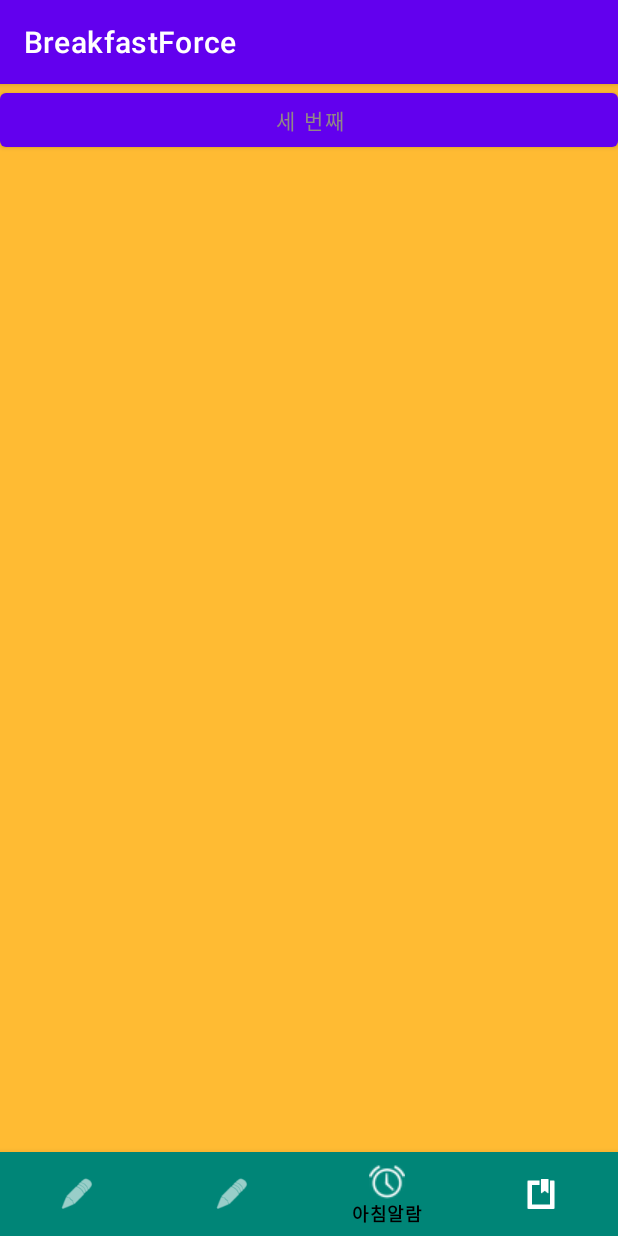
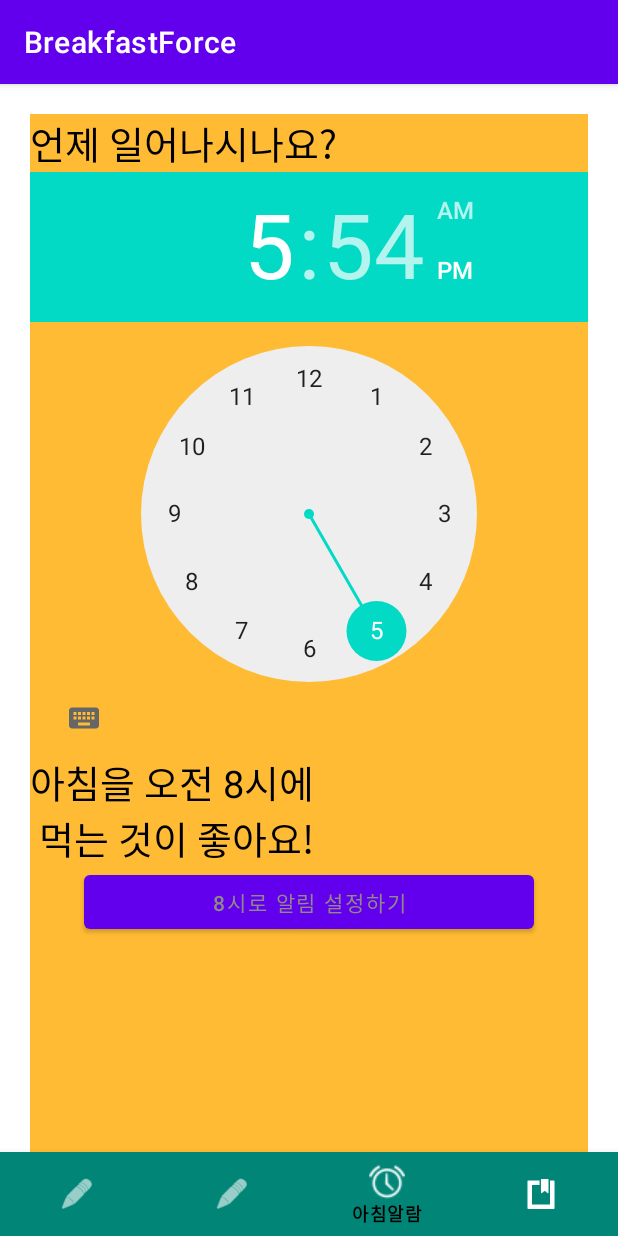
Before and after one commit to 55soup/BreakfastForce, an Android app: the screen it shows after launch (MainActivity), item 3 of the bottom bar chosen, on a phone screen of 412 x 824 dp. Run offline under Robolectric (Android 15) with nearby library versions, the phone set to English and light mode, and no system bars.

Commit message:
배경색깔 수정, 태그 세로 사이즈조정, 알림xml 구현

```diff
--- a/app/src/main/res/layout/activity_fragment2.xml
+++ b/app/src/main/res/layout/activity_fragment2.xml
@@ -4,7 +4,6 @@
     android:layout_width="match_parent"
     android:layout_height="match_parent"
     android:orientation="vertical"
-    android:background="@android:color/holo_orange_light"
     android:padding="10dp"
     tools:context=".Fragment2">
 
@@ -56,6 +55,7 @@
         <TableRow>
             <Button
                 android:background="@drawable/round_btn"
+                android:layout_height="40dp"
                 android:text="#주먹밥" />
             <Button
                 android:background="@drawable/round_btn"
--- a/app/src/main/res/layout/activity_fragment3.xml
+++ b/app/src/main/res/layout/activity_fragment3.xml
@@ -5,12 +5,28 @@
     android:layout_height="match_parent"
     android:orientation="vertical"
     android:background="@android:color/holo_orange_light"
+    android:layout_margin="20dp"
     tools:context=".Fragment2">
 
+    <TextView
+        android:layout_width="wrap_content"
+        android:layout_height="wrap_content"
+        android:text="언제 일어나시나요?"
+        android:textSize="25dp"
+        android:textColor="#000000"/>
+    <TimePicker
+        android:layout_width="wrap_content"
+        android:layout_height="wrap_content" />
+
+    <TextView
+        android:layout_width="wrap_content"
+        android:layout_height="wrap_content"
+        android:text="아침을 오전 8시에\n 먹는 것이 좋아요!"
+        android:textSize="25dp"
+        android:textColor="#000000"/>
     <Button
-        android:id="@+id/button"
-        android:layout_width="match_parent"
+        android:layout_width="300dp"
         android:layout_height="wrap_content"
-        android:text="세 번째" />
-
+        android:text="8시로 알림 설정하기"
+        android:layout_gravity="center" />
 </LinearLayout>
```
